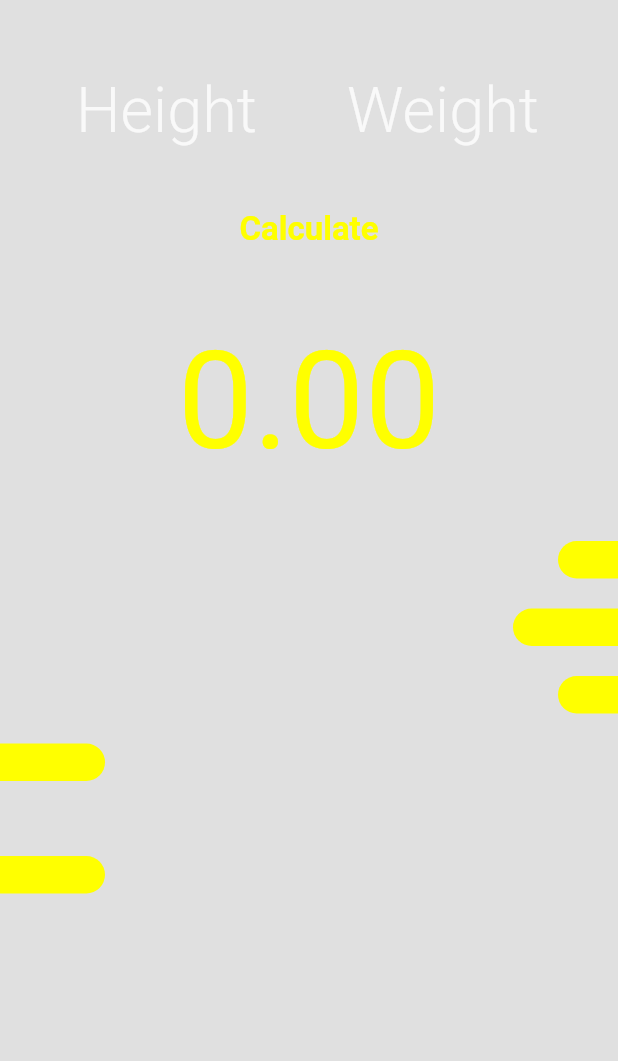
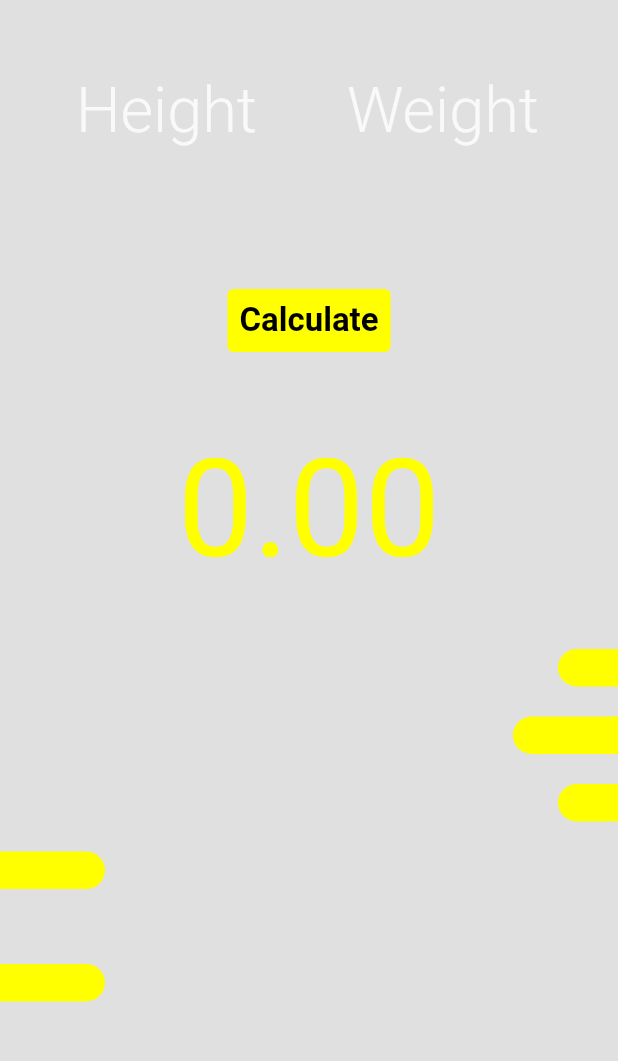
Before and after one commit to omeromeroglu/bmi_calculator_app, a Flutter app: the screen it shows after launch, after a tap on "Calculate", on a phone screen of 412 x 824 dp, the part 59-1120 px from its top. Run offline on Flutter 3.47's test engine with Material 2 defaults, Android fonts, the phone set to English and light mode, and no system bars.

Commit message:
button modified

```diff
--- a/lib/screens/home.dart
+++ b/lib/screens/home.dart
@@ -80,17 +80,17 @@ class _HomeScreenState extends State<HomeScreen> {
           SizedBox(
             height: 30,
           ),
-          GestureDetector(
+         /*  GestureDetector(
             onTap: () {
               double _h = double.parse(_heightController.text);
               double _w = double.parse(_weightController.text);
               setState(() {
-                _bmiResult = (_w/((_h * _h)/ 10000));
+                _bmiResult = (_w / ((_h * _h) / 10000));
                 if (_bmiResult > 25) {
                   _textResult = "You are over weight";
-                }else if (_bmiResult >= 18.5 && _bmiResult <= 25) {
+                } else if (_bmiResult >= 18.5 && _bmiResult <= 25) {
                   _textResult = "You have normal weight";
-                }else  {
+                } else {
                   _textResult = "You are under weight";
                 }
               });
@@ -103,7 +103,47 @@ class _HomeScreenState extends State<HomeScreen> {
                   color: accentHexColor),
             ),
           ),
-          SizedBox(
+          */ SizedBox(
+            height: 50,
+          ),
+          TextButton(
+
+              style: ButtonStyle(
+               backgroundColor: MaterialStateProperty.all(accentHexColor),
+                foregroundColor: MaterialStateProperty.all<Color>(mainHexColor),
+                overlayColor: MaterialStateProperty.resolveWith<Color?>(
+                  (Set<MaterialState> states) {
+                    if (states.contains(MaterialState.hovered))
+                      return mainHexColor.withOpacity(0.04);
+                    if (states.contains(MaterialState.focused) ||
+                        states.contains(MaterialState.pressed))
+                      return accentHexColor.withOpacity(0.12);
+                    return null; // Defer to the widget's default.
+                  },
+                ),
+              ),
+              onPressed: () {
+                double _h = double.parse(_heightController.text);
+                double _w = double.parse(_weightController.text);
+                setState(() {
+                  _bmiResult = (_w / ((_h * _h) / 10000));
+                  if (_bmiResult > 25) {
+                    _textResult = "You are over weight";
+                  } else if (_bmiResult >= 18.5 && _bmiResult <= 25) {
+                    _textResult = "You have normal weight";
+                  } else {
+                    _textResult = "You are under weight";
+                  }
+                });
+              },
+              child: Text("Calculate",
+              style: TextStyle(
+                  fontSize: 22,
+                  fontWeight: FontWeight.bold,
+                  color: Color.fromARGB(255, 0, 0, 0),
+                  ),
+                  )),
+           SizedBox(
             height: 50,
           ),
           Container(
```
